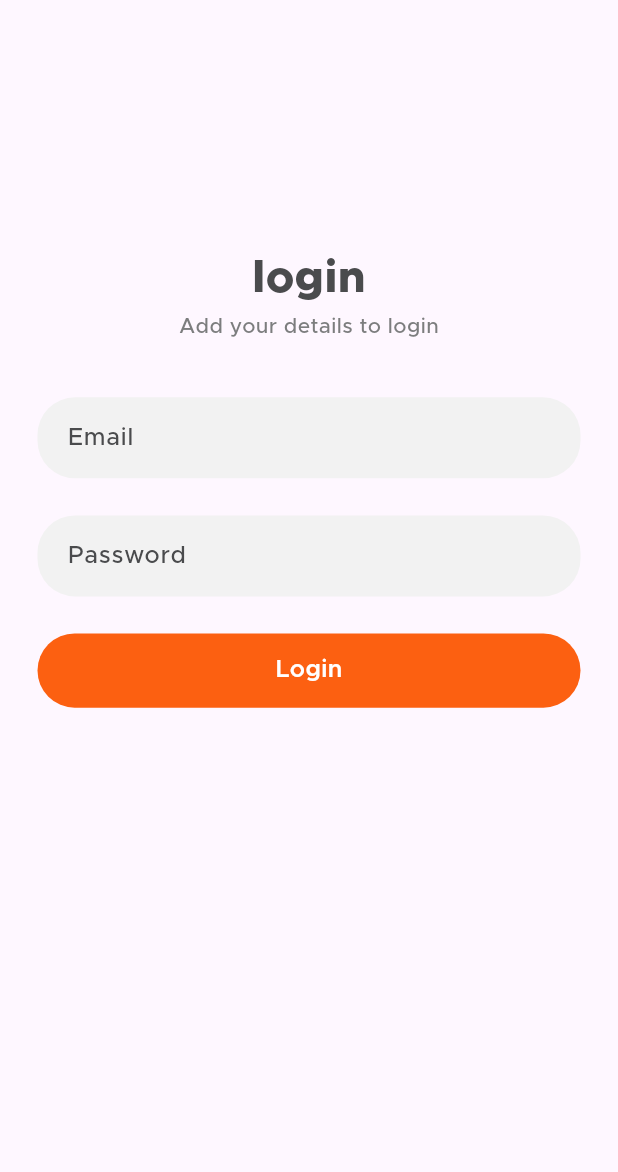
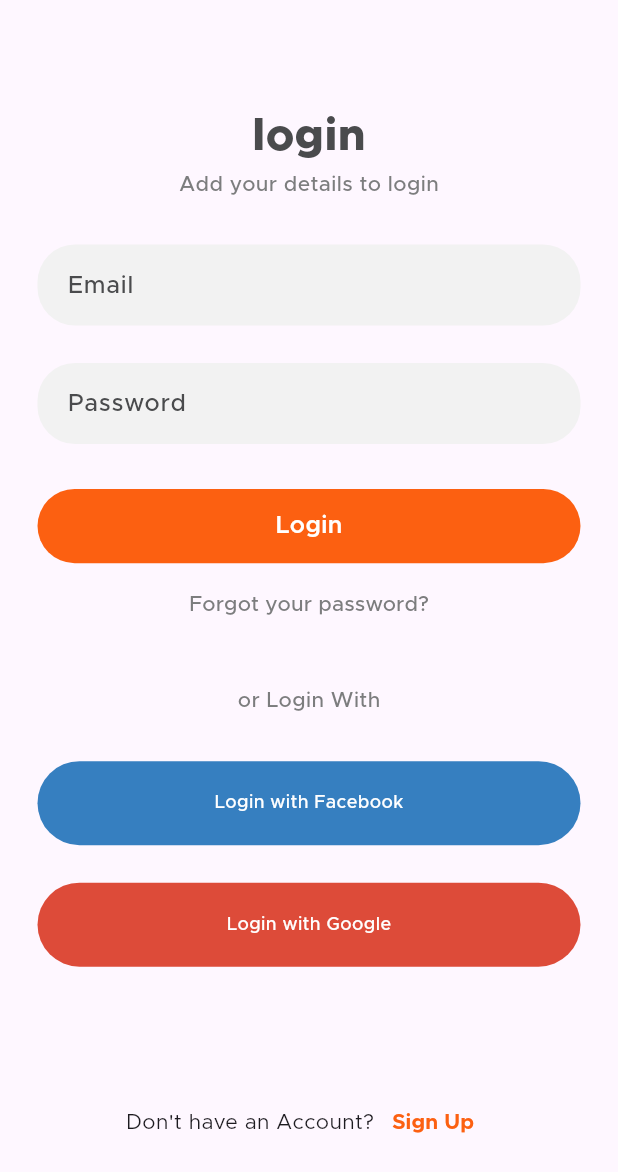
Before and after one commit to Aqib-Ayoub/KehwaCart-client, a Flutter app: the screen it shows after launch, after a tap on "Login", on a phone screen of 412 x 824 dp. Shown: the top 1172 px of the screen. Run offline on Flutter 3.47's test engine with Material 3 defaults, Android fonts, the phone set to English and light mode, and no system bars.

Commit message:
clear some bugs

```diff
--- a/lib/views/auth/login_view.dart
+++ b/lib/views/auth/login_view.dart
@@ -23,7 +23,7 @@ class _LoginViewState extends State<LoginView> {
           child: Column(
             crossAxisAlignment: CrossAxisAlignment.center,
             children: [
-              SizedBox(height: media.height * 0.2),
+              SizedBox(height: 70),
               Text(
                 'login',
                 style: TextStyle(
@@ -40,17 +40,101 @@ class _LoginViewState extends State<LoginView> {
                   fontWeight: FontWeight.w500,
                 ),
               ),
-              SizedBox(height: media.width * 0.09),
+              SizedBox(height: 30),
               RoundTextfield(hintText: 'Email'),
-              SizedBox(height: media.width * 0.06),
+              SizedBox(height: 25),
               RoundTextfield(
                 hintText: 'Password',
                 controller: password,
                 obsecureText: true,
               ),
 
-              SizedBox(height: media.width * 0.06),
+              SizedBox(height: 30),
               RoundButton(text: 'Login', onPressed: () {}),
+              SizedBox(height: 4.0),
+              TextButton(
+                onPressed: () {},
+                child: Text(
+                  'Forgot your password?',
+                  style: TextStyle(
+                    color: AColor.secondaryText,
+                    fontSize: 14,
+                    fontWeight: FontWeight.w500,
+                  ),
+                ),
+              ),
+              SizedBox(height: 30),
+              Text(
+                'or Login With',
+                style: TextStyle(
+                  color: AColor.secondaryText,
+                  fontSize: 14,
+                  fontWeight: FontWeight.w500,
+                ),
+              ),
+              SizedBox(height: 30),
+              InkWell(
+                onTap: () {},
+                child: Container(
+                  alignment: Alignment.center,
+                  height: 56,
+                  decoration: BoxDecoration(
+                    color: Color(0xff367fc0),
+                    borderRadius: BorderRadius.circular(28),
+                  ),
+                  child: Row(
+                    mainAxisSize: MainAxisSize.min,
+                    children: [
+                      Text(
+                        'Login with Facebook',
+                        style: TextStyle(
+                          color: AColor.white,
+                          fontSize: 12,
+                          fontWeight: FontWeight.w500,
+                        ),
+                      ),
+                    ],
+                  ),
+                ),
+              ),
+              SizedBox(height: 25),
+              InkWell(
+                onTap: () {},
+                child: Container(
+                  height: 56,
+                  alignment: Alignment.center,
+                  decoration: BoxDecoration(
+                    color: Color(0xffdd4b39),
+                    borderRadius: BorderRadius.circular(28),
+                  ),
+                  child: Text(
+                    'Login with Google',
+                    style: TextStyle(
+                      color: AColor.white,
+                      fontSize: 12,
+                      fontWeight: FontWeight.w500,
+                    ),
+                  ),
+                ),
+              ),
+              SizedBox(height: 80),
+              Row(
+                mainAxisAlignment: MainAxisAlignment.center,
+                children: [
+                  Text('Don\'t have an Account?'),
+                  TextButton(
+                    onPressed: () {},
+                    child: Text(
+                      'Sign Up',
+                      style: TextStyle(
+                        color: AColor.primary,
+                        fontSize: 14,
+                        fontWeight: FontWeight.w700,
+                      ),
+                    ),
+                  ),
+                ],
+              ),
             ],
           ),
         ),
```
